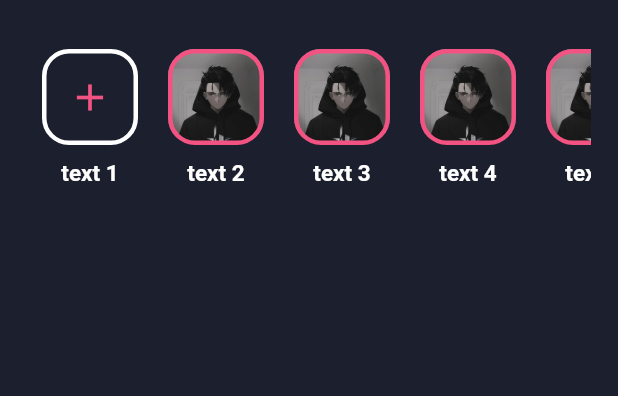
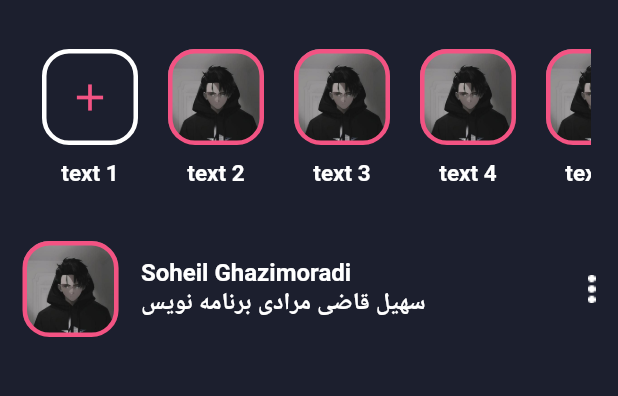
Before and after one commit to Terminatorking/moodinger, a Flutter app: the screen it shows after launch, after a tap on "Sign in", after a tap on "Confrim", on a phone screen of 412 x 824 dp, the part 62-458 px from its top. Run offline on Flutter 3.47's test engine with Material 2 defaults, Android fonts, the phone set to English and light mode, and no system bars.

Commit message:
build top of posts

```diff
--- a/lib/pages/home_page.dart
+++ b/lib/pages/home_page.dart
@@ -27,6 +27,57 @@ class HomePage extends StatelessWidget {
         body: Column(
           children: [
             Stories(size: size),
+            const SizedBox(
+              height: 10,
+            ),
+            Row(
+              children: [
+                Container(
+                  width: 64,
+                  height: 64,
+                  margin: const EdgeInsets.only(left: 15, right: 15),
+                  decoration: BoxDecoration(
+                    border: Border.all(
+                      width: 3,
+                      color: const Color(0xFFf35383),
+                    ),
+                    borderRadius: const BorderRadius.all(
+                      Radius.circular(18),
+                    ),
+                    image: const DecorationImage(
+                      image: AssetImage("images/postcover.jpg"),
+                      fit: BoxFit.cover,
+                    ),
+                  ),
+                ),
+                const Column(
+                  crossAxisAlignment: CrossAxisAlignment.start,
+                  children: [
+                    Text(
+                      "Soheil Ghazimoradi",
+                      style: TextStyle(
+                        color: Colors.white,
+                        fontSize: 16,
+                        fontWeight: FontWeight.bold,
+                      ),
+                    ),
+                    Text(
+                      "سهیل قاضی مرادی برنامه نویس",
+                      style: TextStyle(
+                        color: Colors.white,
+                        fontSize: 16,
+                        fontWeight: FontWeight.bold,
+                      ),
+                    ),
+                  ],
+                ),
+                const Spacer(),
+                Image.asset("images/icon_menu.png"),
+                const SizedBox(
+                  width: 15,
+                )
+              ],
+            )
           ],
         ),
       ),
```
